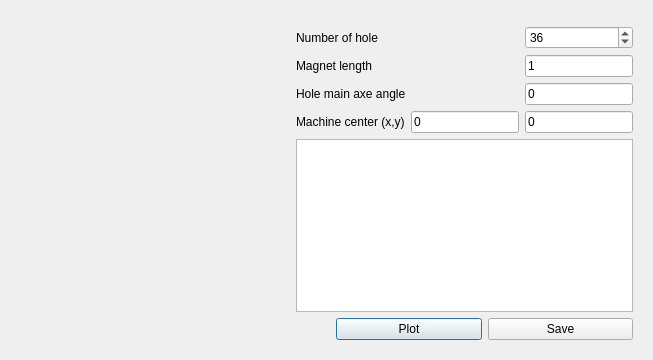
The window that pyleecan/GUI/Dxf/DXF_Hole.ui (Eomys/pyleecan) describes before a commit, drawn with Qt 5.
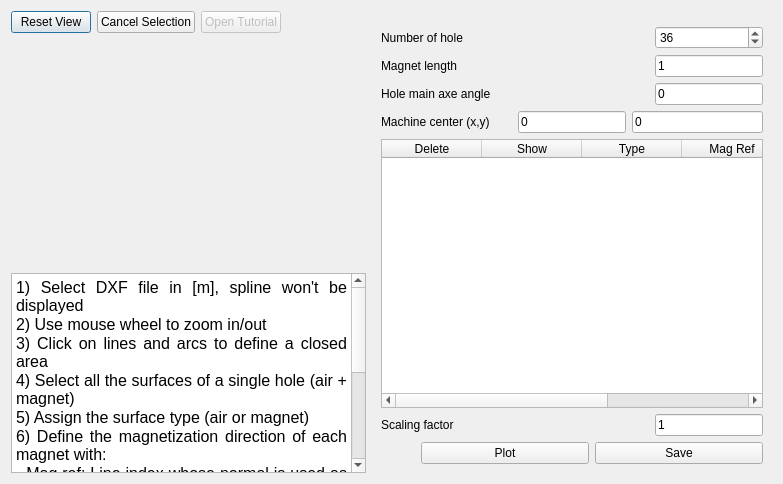
The same window after the commit. Icons and pictures are not drawn. Custom widgets are drawn as their Qt base class.

Commit message: [NF] Magnetization definition in HoleDXF

What changed in the file:
```diff
--- a/pyleecan/GUI/Dxf/DXF_Hole.ui
+++ b/pyleecan/GUI/Dxf/DXF_Hole.ui
@@ -6,8 +6,8 @@
    <rect>
     <x>0</x>
     <y>0</y>
-    <width>653</width>
-    <height>360</height>
+    <width>783</width>
+    <height>484</height>
    </rect>
   </property>
   <property name="windowTitle">
@@ -17,25 +17,104 @@
    <iconset resource="../Resources/pyleecan.qrc">
     <normaloff>:/images/images/icon/pyleecan_64.png</normaloff>:/images/images/icon/pyleecan_64.png</iconset>
   </property>
-  <layout class="QHBoxLayout" name="horizontalLayout">
+  <layout class="QHBoxLayout" name="horizontalLayout_3">
    <item>
-    <widget class="MPLCanvas2" name="w_viewer" native="true">
-     <property name="sizePolicy">
-      <sizepolicy hsizetype="Preferred" vsizetype="Preferred">
-       <horstretch>0</horstretch>
-       <verstretch>0</verstretch>
-      </sizepolicy>
-     </property>
-     <property name="minimumSize">
-      <size>
-       <width>0</width>
-       <height>0</height>
-      </size>
-     </property>
-    </widget>
+    <layout class="QVBoxLayout" name="verticalLayout_2">
+     <item>
+      <layout class="QHBoxLayout" name="horizontalLayout">
+       <item>
+        <widget class="QPushButton" name="b_reset">
+         <property name="text">
+          <string>Reset View</string>
+         </property>
+        </widget>
+       </item>
+       <item>
+        <widget class="QPushButton" name="b_cancel">
+         <property name="text">
+          <string>Cancel Selection</string>
+         </property>
+        </widget>
+       </item>
+       <item>
+        <widget class="QPushButton" name="b_tuto">
+         <property name="enabled">
+          <bool>false</bool>
+         </property>
+         <property name="text">
+          <string>Open Tutorial</string>
+         </property>
+        </widget>
+       </item>
+       <item>
+        <spacer name="horizontalSpacer_2">
+         <property name="orientation">
+          <enum>Qt::Horizontal</enum>
+         </property>
+         <property name="sizeHint" stdset="0">
+          <size>
+           <width>40</width>
+           <height>20</height>
+          </size>
+         </property>
+        </spacer>
+       </item>
+      </layout>
+     </item>
+     <item>
+      <widget class="MPLCanvas2" name="w_viewer" native="true">
+       <property name="sizePolicy">
+        <sizepolicy hsizetype="Preferred" vsizetype="Preferred">
+         <horstretch>0</horstretch>
+         <verstretch>0</verstretch>
+        </sizepolicy>
+       </property>
+       <property name="minimumSize">
+        <size>
+         <width>0</width>
+         <height>0</height>
+        </size>
+       </property>
+      </widget>
+     </item>
+     <item>
+      <widget class="QTextBrowser" name="textBrowser">
+       <property name="maximumSize">
+        <size>
+         <width>16777215</width>
+         <height>200</height>
+        </size>
+       </property>
+       <property name="html">
+        <string>&lt;!DOCTYPE HTML PUBLIC &quot;-//W3C//DTD HTML 4.0//EN&quot; &quot;http://www.w3.org/TR/REC-html40/strict.dtd&quot;&gt;
+&lt;html&gt;&lt;head&gt;&lt;meta name=&quot;qrichtext&quot; content=&quot;1&quot; /&gt;&lt;style type=&quot;text/css&quot;&gt;
+p, li { white-space: pre-wrap; }
+&lt;/style&gt;&lt;/head&gt;&lt;body style=&quot; font-family:'MS Shell Dlg 2'; font-size:7.8pt; font-weight:400; font-style:normal;&quot;&gt;
+&lt;p align=&quot;justify&quot; style=&quot; margin-top:0px; margin-bottom:0px; margin-left:0px; margin-right:0px; -qt-block-indent:0; text-indent:0px;&quot;&gt;&lt;span style=&quot; font-family:'MS Shell Dlg 2'; font-size:12pt;&quot;&gt;1) Select DXF file in [m], spline won't be displayed&lt;/span&gt;&lt;/p&gt;
+&lt;p align=&quot;justify&quot; style=&quot; margin-top:0px; margin-bottom:0px; margin-left:0px; margin-right:0px; -qt-block-indent:0; text-indent:0px;&quot;&gt;&lt;span style=&quot; font-family:'MS Shell Dlg 2'; font-size:12pt;&quot;&gt;2) Use mouse wheel to zoom in/out&lt;/span&gt;&lt;/p&gt;
+&lt;p align=&quot;justify&quot; style=&quot; margin-top:0px; margin-bottom:0px; margin-left:0px; margin-right:0px; -qt-block-indent:0; text-indent:0px;&quot;&gt;&lt;span style=&quot; font-family:'MS Shell Dlg 2'; font-size:12pt;&quot;&gt;3) Click on lines and arcs to define a closed area&lt;/span&gt;&lt;/p&gt;
+&lt;p align=&quot;justify&quot; style=&quot; margin-top:0px; margin-bottom:0px; margin-left:0px; margin-right:0px; -qt-block-indent:0; text-indent:0px;&quot;&gt;&lt;span style=&quot; font-family:'MS Shell Dlg 2'; font-size:12pt;&quot;&gt;4) Select all the surfaces of a single hole (air + magnet)&lt;/span&gt;&lt;/p&gt;
+&lt;p align=&quot;justify&quot; style=&quot; margin-top:0px; margin-bottom:0px; margin-left:0px; margin-right:0px; -qt-block-indent:0; text-indent:0px;&quot;&gt;&lt;span style=&quot; font-family:'MS Shell Dlg 2'; font-size:12pt;&quot;&gt;5) Assign the surface type (air or magnet)&lt;/span&gt;&lt;/p&gt;
+&lt;p align=&quot;justify&quot; style=&quot; margin-top:0px; margin-bottom:0px; margin-left:0px; margin-right:0px; -qt-block-indent:0; text-indent:0px;&quot;&gt;&lt;span style=&quot; font-family:'MS Shell Dlg 2'; font-size:12pt;&quot;&gt;6) Define the magnetization direction of each magnet with:&lt;/span&gt;&lt;/p&gt;
+&lt;p align=&quot;justify&quot; style=&quot; margin-top:0px; margin-bottom:0px; margin-left:0px; margin-right:0px; -qt-block-indent:0; text-indent:0px;&quot;&gt;&lt;span style=&quot; font-family:'MS Shell Dlg 2'; font-size:12pt;&quot;&gt;- Mag ref: Line index whose normal is used as reference&lt;/span&gt;&lt;/p&gt;
+&lt;p align=&quot;justify&quot; style=&quot; margin-top:0px; margin-bottom:0px; margin-left:0px; margin-right:0px; -qt-block-indent:0; text-indent:0px;&quot;&gt;&lt;span style=&quot; font-family:'MS Shell Dlg 2'; font-size:12pt;&quot;&gt;- Mag offset: will be added to angle of the line normal [°]&lt;/span&gt;&lt;/p&gt;
+&lt;p align=&quot;justify&quot; style=&quot; margin-top:0px; margin-bottom:0px; margin-left:0px; margin-right:0px; -qt-block-indent:0; text-indent:0px;&quot;&gt;&lt;span style=&quot; font-family:'MS Shell Dlg 2'; font-size:12pt;&quot;&gt;7) Plot to check and save&lt;/span&gt;&lt;/p&gt;
+&lt;p align=&quot;justify&quot; style=&quot;-qt-paragraph-type:empty; margin-top:0px; margin-bottom:0px; margin-left:0px; margin-right:0px; -qt-block-indent:0; text-indent:0px; font-family:'MS Shell Dlg 2'; font-size:12pt;&quot;&gt;&lt;br /&gt;&lt;/p&gt;
+&lt;p align=&quot;justify&quot; style=&quot; margin-top:0px; margin-bottom:0px; margin-left:0px; margin-right:0px; -qt-block-indent:0; text-indent:0px;&quot;&gt;&lt;span style=&quot; font-family:'MS Shell Dlg 2'; font-size:12pt;&quot;&gt;Hint: When clicking twice on a line, its color changes to define this line as magnetization reference for the magnet.&lt;/span&gt;&lt;/p&gt;
+&lt;p align=&quot;justify&quot; style=&quot; margin-top:0px; margin-bottom:0px; margin-left:0px; margin-right:0px; -qt-block-indent:0; text-indent:0px;&quot;&gt;&lt;span style=&quot; font-family:'MS Shell Dlg 2'; font-size:12pt;&quot;&gt;Hint: &amp;quot;Show&amp;quot; highlights the surface and display the index of each line/arc. &lt;/span&gt;&lt;/p&gt;&lt;/body&gt;&lt;/html&gt;</string>
+       </property>
+      </widget>
+     </item>
+    </layout>
    </item>
    <item>
     <widget class="QWidget" name="w_side" native="true">
+     <property name="minimumSize">
+      <size>
+       <width>400</width>
+       <height>0</height>
+      </size>
+     </property>
      <property name="maximumSize">
       <size>
        <width>400</width>
@@ -192,8 +271,57 @@
           <height>16777215</height>
          </size>
         </property>
+        <column>
+         <property name="text">
+          <string>Delete</string>
+         </property>
+        </column>
+        <column>
+         <property name="text">
+          <string>Show</string>
+         </property>
+        </column>
+        <column>
+         <property name="text">
+          <string>Type</string>
+         </property>
+        </column>
+        <column>
+         <property name="text">
+          <string>Mag Ref</string>
+         </property>
+        </column>
+        <column>
+         <property name="text">
+          <string>Mag Offset [°]</string>
+         </property>
+        </column>
        </widget>
       </item>
+      <item>
+       <layout class="QHBoxLayout" name="horizontalLayout_4">
+        <item>
+         <widget class="QLabel" name="in_scaling">
+          <property name="text">
+           <string>Scaling factor</string>
+          </property>
+         </widget>
+        </item>
+        <item>
+         <widget class="FloatEdit" name="lf_scaling">
+          <property name="sizePolicy">
+           <sizepolicy hsizetype="Fixed" vsizetype="Fixed">
+            <horstretch>0</horstretch>
+            <verstretch>0</verstretch>
+           </sizepolicy>
+          </property>
+          <property name="text">
+           <string>1</string>
+          </property>
+         </widget>
+        </item>
+       </layout>
+      </item>
       <item>
        <layout class="QHBoxLayout" name="horizontalLayout_2">
         <property name="sizeConstraint">
```
The commit also changes 2 other files.
